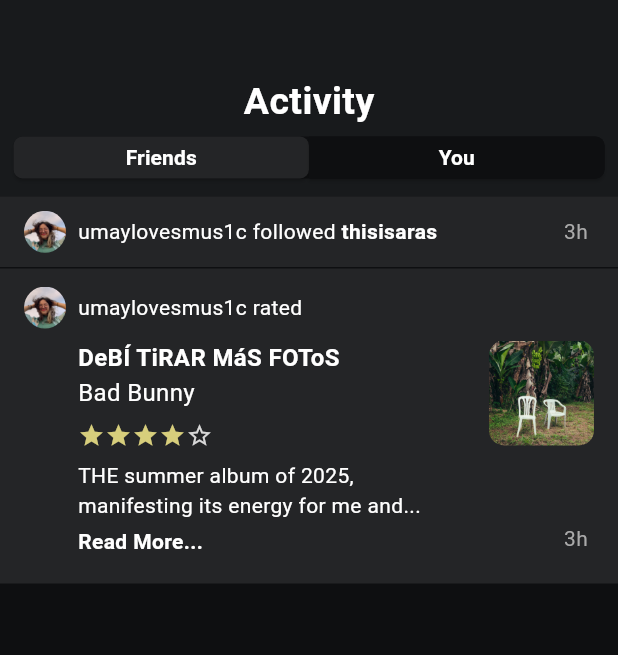
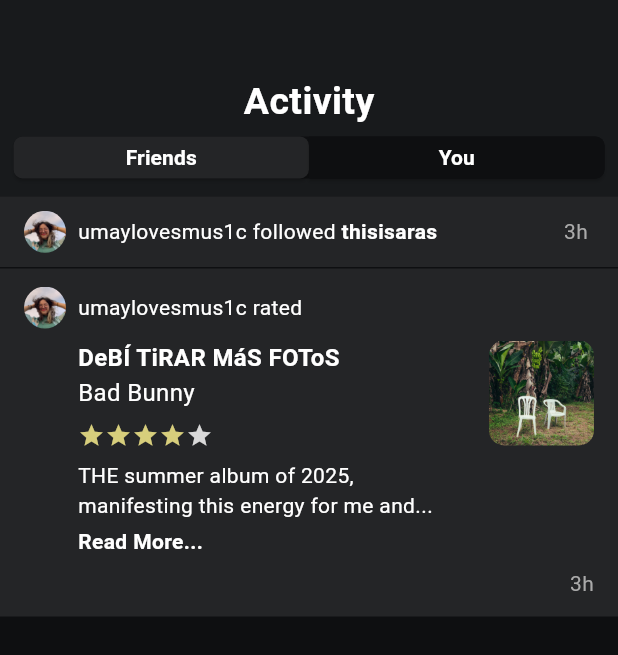
Before and after one commit to cnbldn/Sonique, a Flutter app: the Activity screen opened by its route, on a phone screen of 412 x 824 dp. Shown: the top 655 px of the screen. Run offline on Flutter 3.47's test engine with Material 3 defaults, Android fonts, the light colour scheme and no system bars; our stand-ins replace email_validator, flutter_rating_bar, flutter_svg.

Commit message:
Update activity.dart

```diff
--- a/lib/routes/activity.dart
+++ b/lib/routes/activity.dart
@@ -9,6 +9,8 @@ class Activity extends StatefulWidget {
 
 class _ActivityState extends State<Activity> {
   int _selectedIndex = 0;
+  Map<String, bool> _expandedReviews = {};
+
 
   Widget buildFollowRectangle({
     required String username,
@@ -93,15 +95,14 @@ class _ActivityState extends State<Activity> {
     required String profileImage,
     required String timeAgo,
   }) {
+    final isExpanded = _expandedReviews[album] ?? false;
+    final displayText = isExpanded
+        ? comment
+        : (comment.length > 60 ? "${comment.substring(0, 60)}..." : comment);
+
     return Container(
       width: 428,
-      height: 210,
-      decoration: const BoxDecoration(
-        color: Color(0xFF242527),
-      ),
-      child: Stack(
-        children: [
-          Padding(
+      color: const Color(0xFF242527),
       padding: const EdgeInsets.symmetric(horizontal: 16, vertical: 12),
       child: Column(
         crossAxisAlignment: CrossAxisAlignment.start,
@@ -162,10 +163,11 @@ class _ActivityState extends State<Activity> {
                             fontSize: 16,
                             fontFamily: "Roboto")),
                     const SizedBox(height: 8),
+
                     Row(
                       children: List.generate(5, (index) {
                         return Icon(
-                                index < rating ? Icons.star : Icons.star_border,
+                          Icons.star,
                           color: index < rating
                               ? const Color(0xFFD7CE7C)
                               : const Color(0xFFD9D9D9),
@@ -174,31 +176,41 @@ class _ActivityState extends State<Activity> {
                       }),
                     ),
                     const SizedBox(height: 8),
+
                     Text(
-                            comment,
+                      displayText,
                       style: const TextStyle(
                         color: Colors.white,
                         fontSize: 14,
                         fontWeight: FontWeight.w400,
                         fontFamily: "Roboto",
                       ),
-                            maxLines: 2,
-                            overflow: TextOverflow.ellipsis,
                     ),
+
                     const SizedBox(height: 4),
-                          const Text(
-                            "Read More...",
-                            style: TextStyle(
+
+                    GestureDetector(
+                      onTap: () {
+                        setState(() {
+                          _expandedReviews[album] = !isExpanded;
+                        });
+                      },
+                      child: Text(
+                        isExpanded ? "Read Less" : "Read More...",
+                        style: const TextStyle(
                           color: Colors.white,
                           fontSize: 14,
                           fontWeight: FontWeight.w700,
                           fontFamily: "Roboto",
                         ),
                       ),
+                    ),
                   ],
                 ),
               ),
+
               const SizedBox(width: 10),
+
               ClipRRect(
                 borderRadius: BorderRadius.circular(10),
                 child: Image.asset(
@@ -210,12 +222,11 @@ class _ActivityState extends State<Activity> {
               ),
             ],
           ),
-              ],
-            ),
-          ),
-          Positioned(
-            right: 20,
-            bottom: 20,
+
+          const SizedBox(height: 8),
+
+          Align(
+            alignment: Alignment.bottomRight,
             child: Text(
               timeAgo,
               style: const TextStyle(
@@ -230,6 +241,7 @@ class _ActivityState extends State<Activity> {
       ),
     );
   }
+
 
   Widget buildCustomTabs() {
     final BorderRadiusGeometry friendsRadius = _selectedIndex == 0
@@ -349,7 +361,7 @@ class _ActivityState extends State<Activity> {
               album: "DeBÍ TiRAR MáS FOToS",
               artist: "Bad Bunny",
               rating: 4,
-              comment: "THE summer album of 2025, manifesting its energy for me and...",
+              comment: "THE summer album of 2025, manifesting this energy for me and my girlies. Cover photo is so meaningful too i love this album so much omg. Bad Bunny rly created a masterpiece i will be blasting this song all day everyday",
               imageAssetPath: "assets/dtmf.png",
               profileImage: "assets/umay.png",
               timeAgo: "3h",
```
Lines whose indentation alone changed are shown as unchanged.
